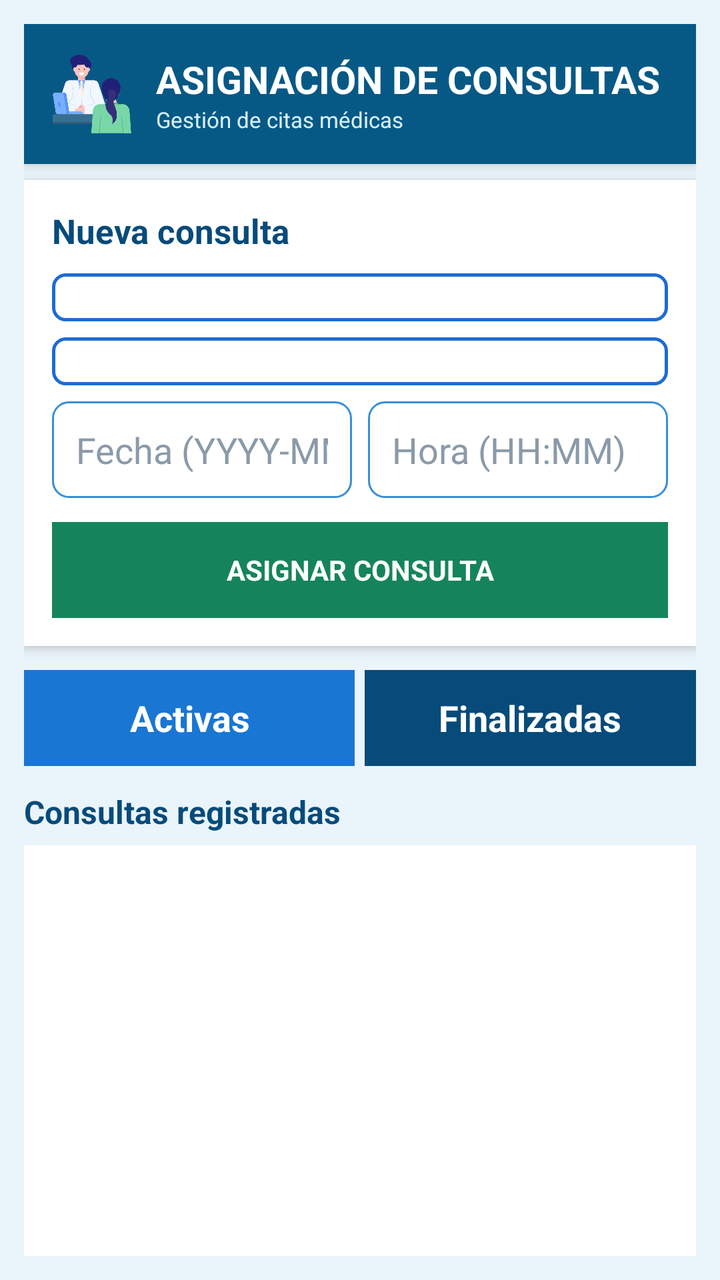
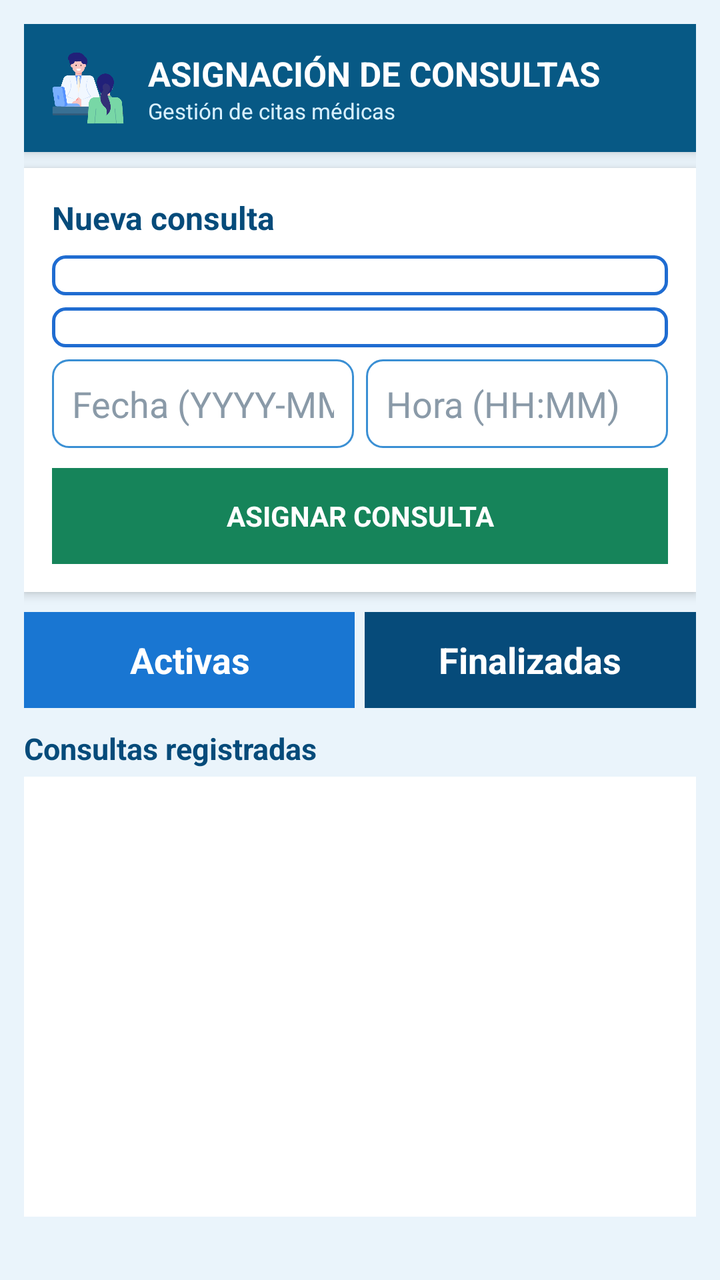

Compare the two renders of this Android layout. The source of the first and the diff that turns it into the second are given below.
<!-- AndroidManifest.xml: application theme android:Theme.Holo.Light -->
<!-- res/layout/activity_consultas.xml -->
<?xml version="1.0" encoding="utf-8"?>
<LinearLayout xmlns:android="http://schemas.android.com/apk/res/android"
    android:layout_width="match_parent"
    android:layout_height="match_parent"
    android:orientation="vertical"
    android:background="#EAF4FB"
    android:padding="12dp">

    
    
    

    <LinearLayout
        android:layout_width="match_parent"
        android:layout_height="70dp"
        android:orientation="horizontal"
        android:gravity="center_vertical"
        android:background="#075985"
        android:padding="12dp"
        android:elevation="4dp">

        <ImageView
            android:layout_width="44dp"
            android:layout_height="44dp"
            android:src="@drawable/consultas"
            android:contentDescription="Logo Consultas" />

        <LinearLayout
            android:layout_width="0dp"
            android:layout_height="wrap_content"
            android:layout_weight="1"
            android:orientation="vertical"
            android:layout_marginLeft="10dp">

            <TextView
                android:layout_width="wrap_content"
                android:layout_height="wrap_content"
                android:text="ASIGNACIÓN DE CONSULTAS"
                android:textSize="19sp"
                android:textStyle="bold"
                android:textColor="#FFFFFF" />

            <TextView
                android:layout_width="wrap_content"
                android:layout_height="wrap_content"
                android:text="Gestión de citas médicas"
                android:textSize="11sp"
                android:textColor="#D8F0FF" />

        </LinearLayout>

    </LinearLayout>

    
    
    

    <LinearLayout
        android:layout_width="match_parent"
        android:layout_height="wrap_content"
        android:orientation="vertical"
        android:background="#FFFFFF"
        android:padding="14dp"
        android:layout_marginTop="8dp"
        android:elevation="3dp">

        <TextView
            android:layout_width="wrap_content"
            android:layout_height="wrap_content"
            android:text="Nueva consulta"
            android:textSize="17sp"
            android:textStyle="bold"
            android:textColor="#064B7A"
            android:layout_marginBottom="10dp" />

        <Spinner
            android:id="@+id/spPacientes"
            android:layout_width="match_parent"
            android:layout_height="wrap_content"
            android:background="@drawable/spinner_background"
            android:padding="12dp" />

        <Spinner
            android:id="@+id/spMedicos"
            android:layout_width="match_parent"
            android:layout_height="wrap_content"
            android:layout_marginTop="8dp"
            android:background="@drawable/spinner_background"
            android:padding="12dp" />

        <LinearLayout
            android:layout_width="match_parent"
            android:layout_height="wrap_content"
            android:orientation="horizontal"
            android:layout_marginTop="8dp">

            <EditText
                android:id="@+id/etFecha"
                android:layout_width="0dp"
                android:layout_height="wrap_content"
                android:layout_weight="1"
                android:hint="Fecha (YYYY-MM-DD)"
                android:inputType="date"
                android:singleLine="true"
                android:padding="12dp"
                android:textColor="#17324D"
                android:textColorHint="#8A9AA8"
                android:background="@drawable/rounded_edittext" />

            <EditText
                android:id="@+id/etHora"
                android:layout_width="0dp"
                android:layout_height="wrap_content"
                android:layout_weight="1"
                android:layout_marginLeft="8dp"
                android:hint="Hora (HH:MM)"
                android:inputType="time"
                android:singleLine="true"
                android:padding="12dp"
                android:textColor="#17324D"
                android:textColorHint="#8A9AA8"
                android:background="@drawable/rounded_edittext" />

        </LinearLayout>

        <Button
            android:id="@+id/btnAsignar"
            android:layout_width="match_parent"
            android:layout_height="wrap_content"
            android:text="ASIGNAR CONSULTA"
            android:textSize="14sp"
            android:textStyle="bold"
            android:textColor="#FFFFFF"
            android:background="#16845A"
            android:padding="13dp"
            android:layout_marginTop="12dp" />

    </LinearLayout>

    
    
    

    <LinearLayout
        android:layout_width="match_parent"
        android:layout_height="wrap_content"
        android:orientation="horizontal"
        android:layout_marginTop="12dp">

        <Button
            android:id="@+id/btnActivas"
            android:layout_width="0dp"
            android:layout_height="wrap_content"
            android:layout_weight="1"
            android:text="Activas"
            android:textColor="#FFFFFF"
            android:textStyle="bold"
            android:background="#1976D2"
            android:padding="10dp" />

        <Button
            android:id="@+id/btnFinalizadas"
            android:layout_width="0dp"
            android:layout_height="wrap_content"
            android:layout_weight="1"
            android:layout_marginLeft="5dp"
            android:text="Finalizadas"
            android:textColor="#FFFFFF"
            android:textStyle="bold"
            android:background="#064B7A"
            android:padding="10dp" />

    </LinearLayout>

    
    
    

    <TextView
        android:layout_width="wrap_content"
        android:layout_height="wrap_content"
        android:text="Consultas registradas"
        android:textSize="16sp"
        android:textStyle="bold"
        android:textColor="#064B7A"
        android:layout_marginTop="12dp"
        android:layout_marginBottom="6dp" />

    
    
    

    <ListView
        android:id="@+id/lvConsultas"
        android:layout_width="match_parent"
        android:layout_height="0dp"
        android:layout_weight="1"
        android:background="#FFFFFF"
        android:padding="5dp"
        android:divider="#D8E3EA"
        android:dividerHeight="1dp" />

</LinearLayout>
<!-- resources referenced by this layout -->
<resources>
  <!-- drawable consultas: png bitmap (drawable-ldpi, 28691 bytes) -->
  <!-- drawable rounded_edittext (drawable-hdpi) -->
  <?xml version="1.0" encoding="utf-8"?>
  <shape xmlns:android="http://schemas.android.com/apk/res/android"
      android:shape="rectangle">
      
      
      <solid android:color="#FFFFFF" />
      
      
      <stroke
          android:width="1dp"
          android:color="#3A8FD4" />
      
      
      <corners android:radius="8dp" />
      
      
      <padding
          android:left="4dp"
          android:top="4dp"
          android:right="4dp"
          android:bottom="4dp" />
          
  </shape>
  <!-- drawable spinner_background (drawable-hdpi) -->
  <?xml version="1.0" encoding="utf-8"?>
  <shape xmlns:android="http://schemas.android.com/apk/res/android"
      android:shape="rectangle">
      
      
      <solid android:color="#FFFFFF" />
      
      
      <stroke
          android:width="1.5dp"
          android:color="#1F6CD1" />
      
      
      <corners android:radius="6dp" />
      
  </shape>
</resources>

<!-- the commit's change to res/layout/activity_consultas.xml (unified diff, before → after) -->
@@ -7,12 +7,9 @@
     android:padding="12dp">
 
     
-    
-    
-
     <LinearLayout
         android:layout_width="match_parent"
-        android:layout_height="70dp"
+        android:layout_height="wrap_content"
         android:orientation="horizontal"
         android:gravity="center_vertical"
         android:background="#075985"
@@ -20,8 +17,8 @@
         android:elevation="4dp">
 
         <ImageView
-            android:layout_width="44dp"
-            android:layout_height="44dp"
+            android:layout_width="40dp"
+            android:layout_height="40dp"
             android:src="@drawable/consultas"
             android:contentDescription="Logo Consultas" />
 
@@ -36,7 +33,7 @@
                 android:layout_width="wrap_content"
                 android:layout_height="wrap_content"
                 android:text="ASIGNACIÓN DE CONSULTAS"
-                android:textSize="19sp"
+                android:textSize="17sp"
                 android:textStyle="bold"
                 android:textColor="#FFFFFF" />
 
@@ -52,152 +49,153 @@
     </LinearLayout>
 
     
-    
-    
-
-    <LinearLayout
+    <ScrollView
         android:layout_width="match_parent"
-        android:layout_height="wrap_content"
-        android:orientation="vertical"
-        android:background="#FFFFFF"
-        android:padding="14dp"
-        android:layout_marginTop="8dp"
-        android:elevation="3dp">
-
-        <TextView
-            android:layout_width="wrap_content"
-            android:layout_height="wrap_content"
-            android:text="Nueva consulta"
-            android:textSize="17sp"
-            android:textStyle="bold"
-            android:textColor="#064B7A"
-            android:layout_marginBottom="10dp" />
-
-        <Spinner
-            android:id="@+id/spPacientes"
-            android:layout_width="match_parent"
-            android:layout_height="wrap_content"
-            android:background="@drawable/spinner_background"
-            android:padding="12dp" />
-
-        <Spinner
-            android:id="@+id/spMedicos"
-            android:layout_width="match_parent"
-            android:layout_height="wrap_content"
-            android:layout_marginTop="8dp"
-            android:background="@drawable/spinner_background"
-            android:padding="12dp" />
+        android:layout_height="0dp"
+        android:layout_weight="1"
+        android:fillViewport="true">
 
         <LinearLayout
             android:layout_width="match_parent"
             android:layout_height="wrap_content"
-            android:orientation="horizontal"
-            android:layout_marginTop="8dp">
-
-            <EditText
-                android:id="@+id/etFecha"
-                android:layout_width="0dp"
-                android:layout_height="wrap_content"
-                android:layout_weight="1"
-                android:hint="Fecha (YYYY-MM-DD)"
-                android:inputType="date"
-                android:singleLine="true"
-                android:padding="12dp"
-                android:textColor="#17324D"
-                android:textColorHint="#8A9AA8"
-                android:background="@drawable/rounded_edittext" />
-
-            <EditText
-                android:id="@+id/etHora"
-                android:layout_width="0dp"
-                android:layout_height="wrap_content"
-                android:layout_weight="1"
-                android:layout_marginLeft="8dp"
-                android:hint="Hora (HH:MM)"
-                android:inputType="time"
-                android:singleLine="true"
-                android:padding="12dp"
-                android:textColor="#17324D"
-                android:textColorHint="#8A9AA8"
-                android:background="@drawable/rounded_edittext" />
+            android:orientation="vertical">
+
+            
+            <LinearLayout
+                android:layout_width="match_parent"
+                android:layout_height="wrap_content"
+                android:orientation="vertical"
+                android:background="#FFFFFF"
+                android:padding="14dp"
+                android:layout_marginTop="8dp"
+                android:elevation="3dp">
+
+                <TextView
+                    android:layout_width="wrap_content"
+                    android:layout_height="wrap_content"
+                    android:text="Nueva consulta"
+                    android:textSize="16sp"
+                    android:textStyle="bold"
+                    android:textColor="#064B7A"
+                    android:layout_marginBottom="8dp" />
+
+                <Spinner
+                    android:id="@+id/spPacientes"
+                    android:layout_width="match_parent"
+                    android:layout_height="wrap_content"
+                    android:background="@drawable/spinner_background"
+                    android:padding="10dp" />
+
+                <Spinner
+                    android:id="@+id/spMedicos"
+                    android:layout_width="match_parent"
+                    android:layout_height="wrap_content"
+                    android:layout_marginTop="6dp"
+                    android:background="@drawable/spinner_background"
+                    android:padding="10dp" />
+
+                <LinearLayout
+                    android:layout_width="match_parent"
+                    android:layout_height="wrap_content"
+                    android:orientation="horizontal"
+                    android:layout_marginTop="6dp">
+
+                    <EditText
+                        android:id="@+id/etFecha"
+                        android:layout_width="0dp"
+                        android:layout_height="wrap_content"
+                        android:layout_weight="1"
+                        android:hint="Fecha (YYYY-MM-DD)"
+                        android:inputType="date"
+                        android:singleLine="true"
+                        android:padding="10dp"
+                        android:textColor="#17324D"
+                        android:textColorHint="#8A9AA8"
+                        android:background="@drawable/rounded_edittext" />
+
+                    <EditText
+                        android:id="@+id/etHora"
+                        android:layout_width="0dp"
+                        android:layout_height="wrap_content"
+                        android:layout_weight="1"
+                        android:layout_marginLeft="6dp"
+                        android:hint="Hora (HH:MM)"
+                        android:inputType="time"
+                        android:singleLine="true"
+                        android:padding="10dp"
+                        android:textColor="#17324D"
+                        android:textColorHint="#8A9AA8"
+                        android:background="@drawable/rounded_edittext" />
+
+                </LinearLayout>
+
+                <Button
+                    android:id="@+id/btnAsignar"
+                    android:layout_width="match_parent"
+                    android:layout_height="wrap_content"
+                    android:text="ASIGNAR CONSULTA"
+                    android:textSize="14sp"
+                    android:textStyle="bold"
+                    android:textColor="#FFFFFF"
+                    android:background="#16845A"
+                    android:padding="10dp"
+                    android:layout_marginTop="10dp" />
+
+            </LinearLayout>
+
+            
+            <LinearLayout
+                android:layout_width="match_parent"
+                android:layout_height="wrap_content"
+                android:orientation="horizontal"
+                android:layout_marginTop="10dp">
+
+                <Button
+                    android:id="@+id/btnActivas"
+                    android:layout_width="0dp"
+                    android:layout_height="wrap_content"
+                    android:layout_weight="1"
+                    android:text="Activas"
+                    android:textColor="#FFFFFF"
+                    android:textStyle="bold"
+                    android:background="#1976D2"
+                    android:padding="8dp" />
+
+                <Button
+                    android:id="@+id/btnFinalizadas"
+                    android:layout_width="0dp"
+                    android:layout_height="wrap_content"
+                    android:layout_weight="1"
+                    android:layout_marginLeft="5dp"
+                    android:text="Finalizadas"
+                    android:textColor="#FFFFFF"
+                    android:textStyle="bold"
+                    android:background="#064B7A"
+                    android:padding="8dp" />
+
+            </LinearLayout>
+
+            <TextView
+                android:layout_width="wrap_content"
+                android:layout_height="wrap_content"
+                android:text="Consultas registradas"
+                android:textSize="15sp"
+                android:textStyle="bold"
+                android:textColor="#064B7A"
+                android:layout_marginTop="10dp"
+                android:layout_marginBottom="4dp" />
+
+            
+            <ListView
+                android:id="@+id/lvConsultas"
+                android:layout_width="match_parent"
+                android:layout_height="220dp"
+                android:background="#FFFFFF"
+                android:padding="5dp"
+                android:divider="#D8E3EA"
+                android:dividerHeight="1dp" />
 
         </LinearLayout>
-
-        <Button
-            android:id="@+id/btnAsignar"
-            android:layout_width="match_parent"
-            android:layout_height="wrap_content"
-            android:text="ASIGNAR CONSULTA"
-            android:textSize="14sp"
-            android:textStyle="bold"
-            android:textColor="#FFFFFF"
-            android:background="#16845A"
-            android:padding="13dp"
-            android:layout_marginTop="12dp" />
-
-    </LinearLayout>
-
-    
-    
-    
-
-    <LinearLayout
-        android:layout_width="match_parent"
-        android:layout_height="wrap_content"
-        android:orientation="horizontal"
-        android:layout_marginTop="12dp">
-
-        <Button
-            android:id="@+id/btnActivas"
-            android:layout_width="0dp"
-            android:layout_height="wrap_content"
-            android:layout_weight="1"
-            android:text="Activas"
-            android:textColor="#FFFFFF"
-            android:textStyle="bold"
-            android:background="#1976D2"
-            android:padding="10dp" />
-
-        <Button
-            android:id="@+id/btnFinalizadas"
-            android:layout_width="0dp"
-            android:layout_height="wrap_content"
-            android:layout_weight="1"
-            android:layout_marginLeft="5dp"
-            android:text="Finalizadas"
-            android:textColor="#FFFFFF"
-            android:textStyle="bold"
-            android:background="#064B7A"
-            android:padding="10dp" />
-
-    </LinearLayout>
-
-    
-    
-    
-
-    <TextView
-        android:layout_width="wrap_content"
-        android:layout_height="wrap_content"
-        android:text="Consultas registradas"
-        android:textSize="16sp"
-        android:textStyle="bold"
-        android:textColor="#064B7A"
-        android:layout_marginTop="12dp"
-        android:layout_marginBottom="6dp" />
-
-    
-    
-    
-
-    <ListView
-        android:id="@+id/lvConsultas"
-        android:layout_width="match_parent"
-        android:layout_height="0dp"
-        android:layout_weight="1"
-        android:background="#FFFFFF"
-        android:padding="5dp"
-        android:divider="#D8E3EA"
-        android:dividerHeight="1dp" />
+    </ScrollView>
 
 </LinearLayout>
